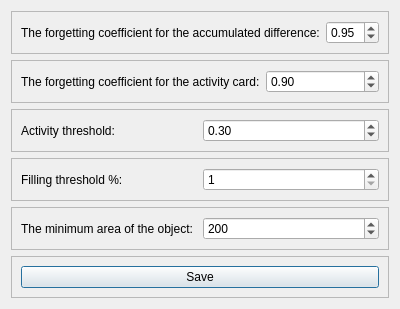
Before: the Qt Designer form views/ui/settings.ui in Vityshha/motion-control, drawn with Qt 5.
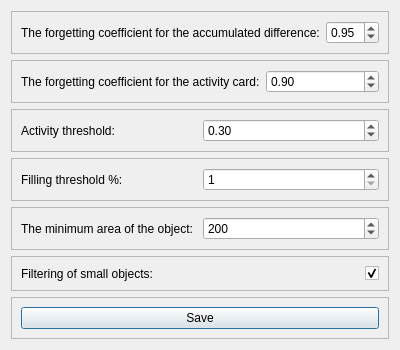
After: the same form once the commit is applied.

```diff
--- a/views/ui/settings.ui
+++ b/views/ui/settings.ui
@@ -7,7 +7,7 @@
     <x>0</x>
     <y>0</y>
     <width>400</width>
-    <height>300</height>
+    <height>326</height>
    </rect>
   </property>
   <property name="windowTitle">
@@ -177,6 +177,35 @@
      </layout>
     </widget>
    </item>
+   <item>
+    <widget class="QFrame" name="frame_7">
+     <property name="frameShape">
+      <enum>QFrame::StyledPanel</enum>
+     </property>
+     <property name="frameShadow">
+      <enum>QFrame::Raised</enum>
+     </property>
+     <layout class="QHBoxLayout" name="horizontalLayout_7">
+      <item>
+       <widget class="QLabel" name="label">
+        <property name="text">
+         <string>Filtering of small objects:</string>
+        </property>
+       </widget>
+      </item>
+      <item alignment="Qt::AlignRight">
+       <widget class="QCheckBox" name="cb_filter">
+        <property name="text">
+         <string/>
+        </property>
+        <property name="checked">
+         <bool>true</bool>
+        </property>
+       </widget>
+      </item>
+     </layout>
+    </widget>
+   </item>
    <item>
     <widget class="QFrame" name="frame_3">
      <property name="frameShape">
```
